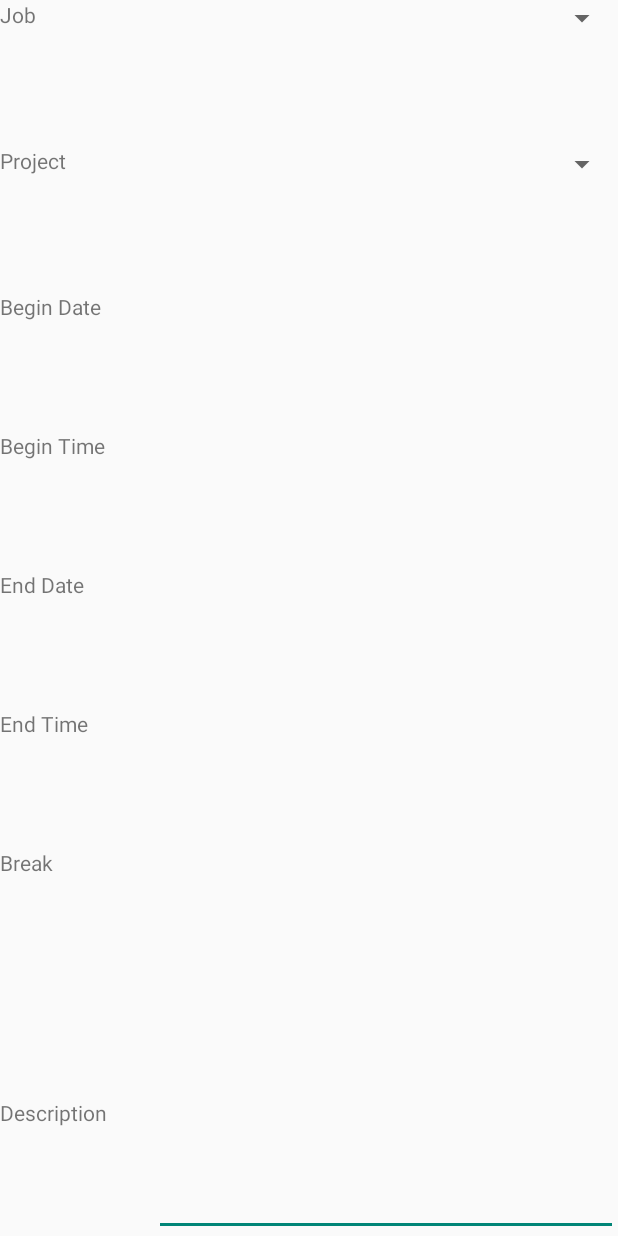
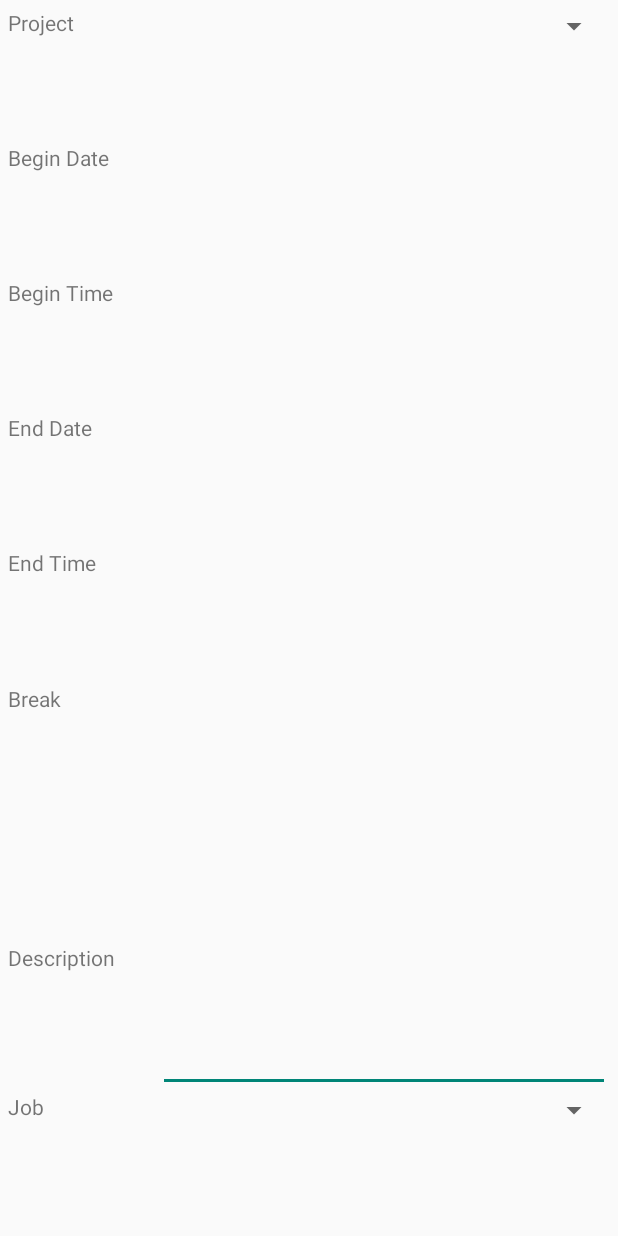
Before and after one commit to ErNancy/hoursdroid, an Android app: the layout fragment_hours_detail.xml on its own in the app's theme, with its tools: preview values and no code run, on a phone screen of 412 x 824 dp. Run offline under Robolectric (Android 15) with nearby library versions, the phone set to English and light mode, and no system bars.

Commit message:
Further refinement

```diff
--- a/app/src/main/res/layout/fragment_hours_detail.xml
+++ b/app/src/main/res/layout/fragment_hours_detail.xml
@@ -2,58 +2,46 @@
 <LinearLayout xmlns:android="http://schemas.android.com/apk/res/android"
               android:layout_width="match_parent"
               android:layout_height="match_parent"
-              android:orientation="vertical">
+              android:orientation="vertical"
+              android:paddingLeft="5sp"
+              android:paddingStart="5sp"
+              android:paddingEnd="5sp"
+              android:paddingRight="5sp"
+              android:paddingTop="5sp"
+              android:paddingBottom="5sp"
+    >
 
     <LinearLayout
         android:layout_width="match_parent"
-        android:layout_height="wrap_content"
-        android:orientation="horizontal"
-        android:layout_weight="1">
+        android:layout_height="0dp"
+        android:layout_weight="1"
+        android:orientation="horizontal">
 
         <TextView
             android:layout_width="0dp"
             android:layout_height="wrap_content"
-            android:text="@string/hours_job_name"
-            android:layout_weight="1"/>
+            android:layout_weight="1"
+            android:text="@string/hours_project_name"/>
 
         <Spinner
-            android:id="@+id/spinner_job"
+            android:id="@+id/spinner_project"
             android:layout_width="0dp"
             android:layout_height="wrap_content"
-            android:layout_weight="5"/>
-    </LinearLayout>
-
-    <LinearLayout
-        android:layout_width="match_parent"
-        android:layout_height="wrap_content"
-        android:orientation="horizontal"
-        android:layout_weight="1">
-
-        <TextView
-            android:layout_width="0dp"
-            android:layout_height="wrap_content"
-            android:text="@string/hours_project_name"
-            android:layout_weight="1"/>
-
-        <Spinner
-            android:layout_width="0dp"
-            android:layout_height="wrap_content"
-            android:id="@+id/spinner_project"
             android:layout_weight="5"/>
 
     </LinearLayout>
 
     <LinearLayout
         android:layout_width="match_parent"
-        android:layout_height="wrap_content"
-        android:orientation="horizontal"
-        android:layout_weight="1">
+        android:layout_height="0dp"
+        android:layout_weight="1"
+        android:orientation="horizontal">
 
         <TextView
             android:layout_width="0dp"
             android:layout_height="wrap_content"
-            android:text="@string/hours_begin_date"
-            android:layout_weight="2"/>
+            android:layout_weight="2"
+            android:text="@string/hours_begin_date"/>
 
         <TextView
             android:id="@+id/hours_begin_date"
@@ -65,15 +53,15 @@
 
     <LinearLayout
         android:layout_width="match_parent"
-        android:layout_height="wrap_content"
-        android:orientation="horizontal"
-        android:layout_weight="1">
+        android:layout_height="0dp"
+        android:layout_weight="1"
+        android:orientation="horizontal">
 
         <TextView
             android:layout_width="0dp"
             android:layout_height="wrap_content"
-            android:text="@string/hours_begin_time"
-            android:layout_weight="2"/>
+            android:layout_weight="2"
+            android:text="@string/hours_begin_time"/>
 
         <TextView
             android:id="@+id/hours_begin_time"
@@ -85,15 +73,15 @@
 
     <LinearLayout
         android:layout_width="match_parent"
-        android:layout_height="wrap_content"
-        android:orientation="horizontal"
-        android:layout_weight="1">
+        android:layout_height="0dp"
+        android:layout_weight="1"
+        android:orientation="horizontal">
 
         <TextView
             android:layout_width="0dp"
             android:layout_height="wrap_content"
-            android:text="@string/hours_end_date"
-            android:layout_weight="2"/>
+            android:layout_weight="2"
+            android:text="@string/hours_end_date"/>
 
         <TextView
             android:id="@+id/hours_end_date"
@@ -105,15 +93,15 @@
 
     <LinearLayout
         android:layout_width="match_parent"
-        android:layout_height="wrap_content"
-        android:orientation="horizontal"
-        android:layout_weight="1">
+        android:layout_height="0dp"
+        android:layout_weight="1"
+        android:orientation="horizontal">
 
         <TextView
             android:layout_width="0dp"
             android:layout_height="wrap_content"
-            android:text="@string/hours_end_time"
-            android:layout_weight="2"/>
+            android:layout_weight="2"
+            android:text="@string/hours_end_time"/>
 
         <TextView
             android:id="@+id/hours_end_time"
@@ -125,15 +113,15 @@
 
     <LinearLayout
         android:layout_width="match_parent"
-        android:layout_height="wrap_content"
-        android:orientation="horizontal"
-        android:layout_weight="1">
+        android:layout_height="0dp"
+        android:layout_weight="1"
+        android:orientation="horizontal">
 
         <TextView
             android:layout_width="0dp"
             android:layout_height="wrap_content"
-            android:text="@string/hours_break"
-            android:layout_weight="2"/>
+            android:layout_weight="2"
+            android:text="@string/hours_break"/>
 
         <TextView
             android:id="@+id/hours_break"
@@ -145,23 +133,42 @@
 
     <LinearLayout
         android:layout_width="match_parent"
-        android:layout_height="wrap_content"
-        android:orientation="horizontal"
-        android:layout_weight="2">
+        android:layout_height="0dp"
+        android:layout_weight="2"
+        android:orientation="horizontal">
 
         <TextView
             android:layout_width="0dp"
             android:layout_height="wrap_content"
-            android:text="@string/hours_description"
-            android:layout_weight="2"/>
+            android:layout_weight="2"
+            android:text="@string/hours_description"/>
 
         <EditText
             android:id="@+id/hours_description"
-            android:inputType="textMultiLine"
             android:layout_width="0dp"
             android:layout_height="match_parent"
-            android:layout_weight="6"/>
+            android:layout_weight="6"
+            android:inputType="textMultiLine"/>
 
     </LinearLayout>
 
+    <LinearLayout
+        android:layout_width="match_parent"
+        android:layout_height="0dp"
+        android:layout_weight="1"
+        android:orientation="horizontal">
+
+        <TextView
+            android:layout_width="0dp"
+            android:layout_height="wrap_content"
+            android:layout_weight="1"
+            android:text="@string/hours_job_name"/>
+
+        <Spinner
+            android:id="@+id/spinner_job"
+            android:layout_width="0dp"
+            android:layout_height="wrap_content"
+            android:layout_weight="5"/>
+    </LinearLayout>
+
 </LinearLayout>
```
